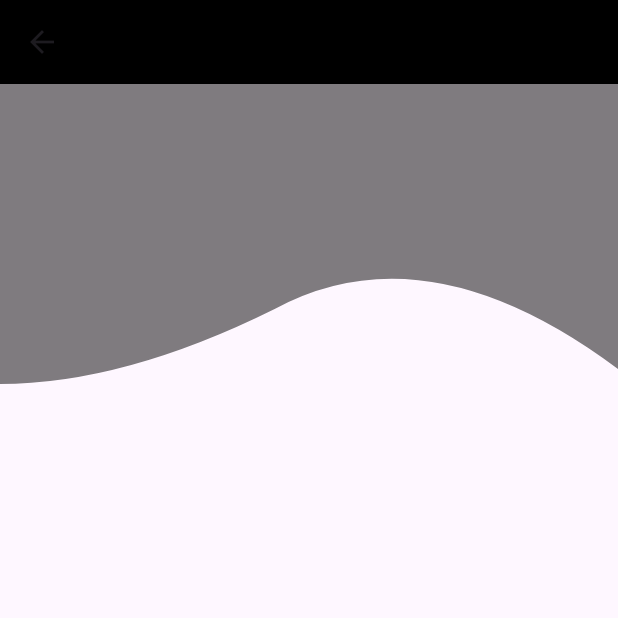
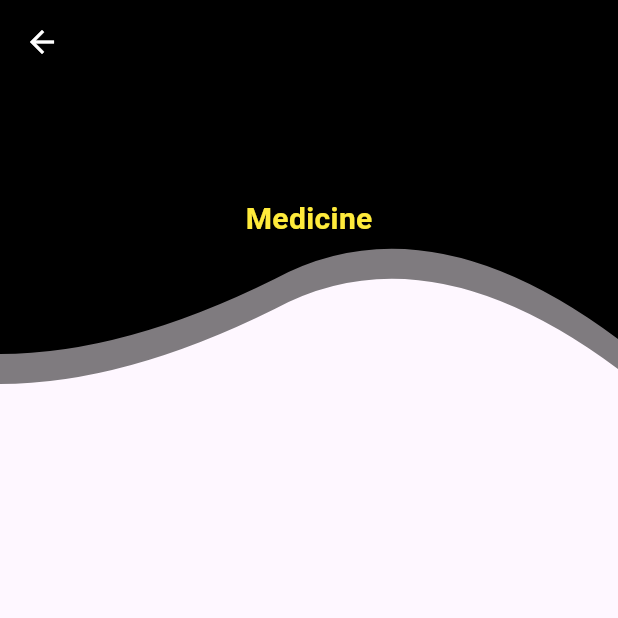
Before and after one commit to vegaKannur12/Trafiq-pro-reports-V1, a Flutter app: the DesignState screen opened directly, on a phone screen of 412 x 824 dp, the top half of it. Run offline on Flutter 3.47's test engine with Material 3 defaults, Android fonts, the phone set to English and light mode, and no system bars; our stand-ins replace carousel_slider, connectivity_plus, device_info_plus, flutter_spinkit, google_fonts, lottie and 4 more; missing offline and left inert: sql_conn; accounts and stored records are empty.

Commit message:
new designs

```diff
--- a/lib/screen/1_product_details.dart
+++ b/lib/screen/1_product_details.dart
@@ -52,6 +52,7 @@ class _Product_DetailListState extends State<Product_DetailList> {
     Size size = MediaQuery.of(ctx).size;
 
     return Scaffold(
+      backgroundColor: Colors.black,
       appBar: PreferredSize(
         preferredSize: Size.fromHeight(kToolbarHeight),
         child: AppBar(
@@ -84,6 +85,7 @@ class _Product_DetailListState extends State<Product_DetailList> {
             Container(
               decoration: new BoxDecoration(
                   image: new DecorationImage(
+                      // opacity: 0.5,
                       image: new AssetImage("assets/back.png"),
                       fit: BoxFit.fill)),
             ),
--- a/lib/screen/2_product_list.dart
+++ b/lib/screen/2_product_list.dart
@@ -41,6 +41,7 @@ class _Detail_listState extends State<Detail_list> {
     DateTime now = DateTime.now();
 
     return Scaffold(
+      backgroundColor: Colors.black,
       appBar: PreferredSize(
         preferredSize: Size.fromHeight(kToolbarHeight),
         child: Consumer<Controller>(
--- a/lib/screen/design_test.dart
+++ b/lib/screen/design_test.dart
@@ -18,6 +18,13 @@ class DesignStateState extends State<DesignState> {
     return Scaffold(
         appBar: AppBar(
           backgroundColor: Colors.black,
+          leading: IconButton(
+            icon: Icon(Icons.arrow_back, color: Colors.white),
+            onPressed: () {
+              // value.setIsSearch(false);
+            },
+            // onPressed: () => Navigator.of(context).pop(),
+          ),
         ),
         body: Container(
           child: Stack(
@@ -29,6 +36,24 @@ class DesignStateState extends State<DesignState> {
                   child: Container(
                     height: 200,
                     color: Colors.black,
+                  ),
+                ),
+              ),
+              ClipPath(
+                clipper: WaveClipper(),
+                child: Container(
+                  height: 180,
+                  color: Colors.black,
+                  alignment: Alignment.center,
+                  child: Padding(
+                    padding: const EdgeInsets.all(8.0),
+                    child: Text(
+                      "Medicine",
+                      style: TextStyle(
+                          color: Colors.yellow,
+                          fontSize: 20,
+                          fontWeight: FontWeight.bold),
+                    ),
                   ),
                 ),
               ),
--- a/lib/screen/product_detail_table.dart
+++ b/lib/screen/product_detail_table.dart
@@ -54,7 +54,7 @@ class _REport_TableState extends State<REport_Table> {
             ),
             value.isProdetailLoading
                 ? SpinKitCircle(
-                    color: Colors.grey,
+                    color: Colors.transparent,
                   )
                 : ListView.builder(
                     controller: _scrollController,
```
Also changed, not shown: lib/components/popups/dashboard_popup.dart (+10 -8 lines), lib/screen/design_test2.dart (added, +66 -0 lines), lib/screen/design_test3.dart (added, +76 -0 lines), lib/screen/tabledata.dart (+12 -11 lines), assets/backimg.png (added), assets/newbak.jpg (added).
